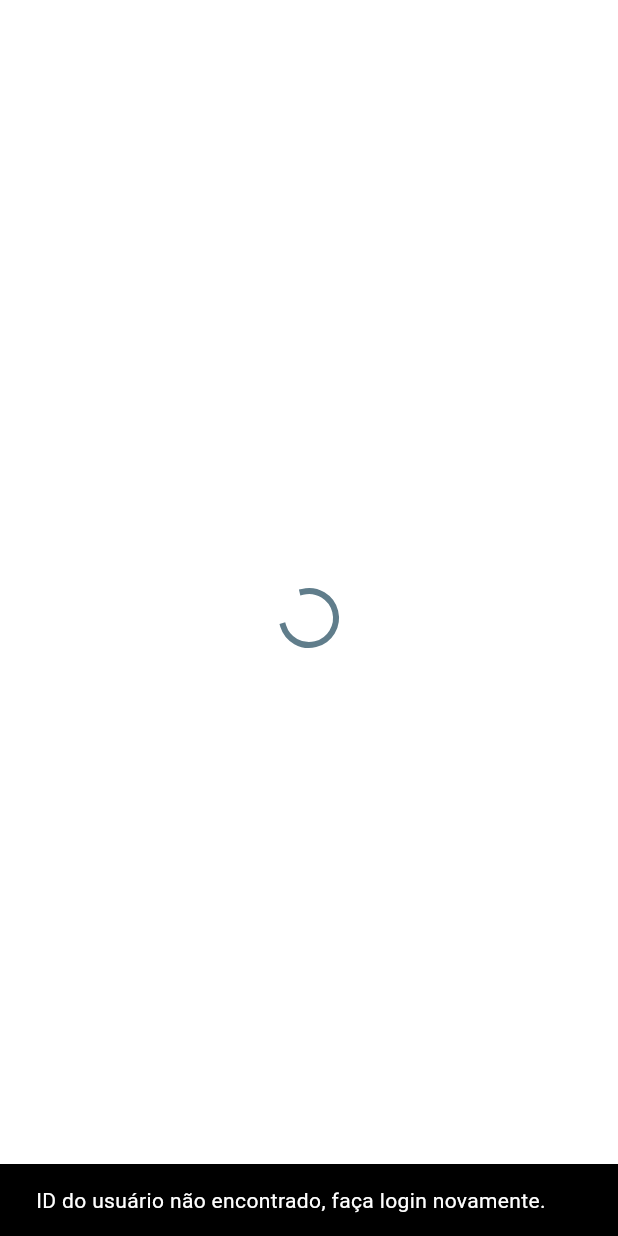
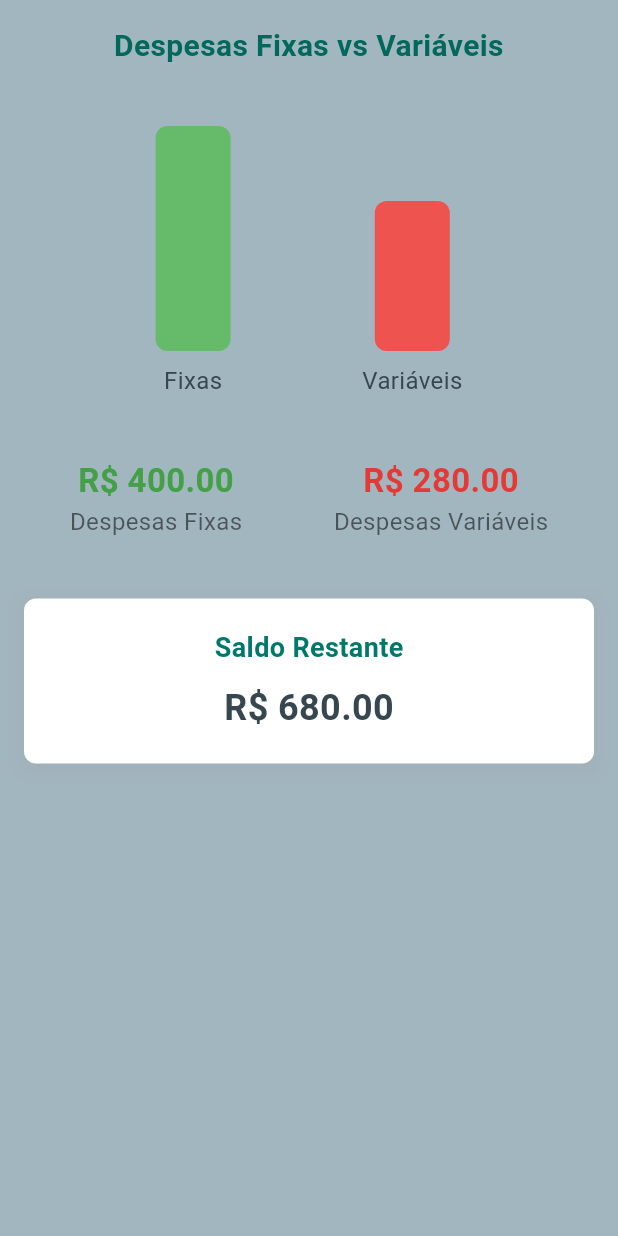
Before and after one commit to tamirisveras/manager-all, a Flutter app: the DashboardPage screen opened directly, on a phone screen of 412 x 824 dp. Run offline on Flutter 3.47's test engine with Material 3 defaults, Android fonts, the phone set to English and light mode, and no system bars; our stand-ins replace shared_preferences; accounts and stored records are empty.

Commit message:
style code

```diff
--- a/mobile/lib/src/pages/dashboard.dart
+++ b/mobile/lib/src/pages/dashboard.dart
@@ -1,8 +1,4 @@
-import 'dart:convert';
 import 'package:flutter/material.dart';
-import 'package:fl_chart/fl_chart.dart';
-import 'package:http/http.dart' as http;
-import 'package:shared_preferences/shared_preferences.dart';
 
 class DashboardPage extends StatefulWidget {
   @override
@@ -10,198 +6,159 @@ class DashboardPage extends StatefulWidget {
 }
 
 class _DashboardPageState extends State<DashboardPage> {
-  bool _isLoading = true;
-  double receitas = 0.0;
-  double despesas = 0.0;
-  String selectedMonth = "Julho";
-  int? _userId;
-
-  @override
-  void initState() {
-    super.initState();
-    _loadUserId();
-  }
-
-  Future<void> _loadUserId() async {
-    SharedPreferences prefs = await SharedPreferences.getInstance();
-    int? userId = prefs.getInt('user_id');
-    if (userId != null) {
-      setState(() {
-        _userId = userId;
-      });
-      _fetchExpensesData(userId);
-    } else {
-      ScaffoldMessenger.of(context).showSnackBar(
-        const SnackBar(content: Text('ID do usuário não encontrado, faça login novamente.')),
-      );
-    }
-  }
-
-  Future<void> _fetchExpensesData(int userId) async {
-    SharedPreferences prefs = await SharedPreferences.getInstance();
-    String? token = prefs.getString('token');
-    if (token != null) {
-      final url = Uri.parse('http://10.0.2.2:8000/transactions/record-fixed-variable-expenses/$userId/');
-      try {
-        final response = await http.get(
-          url,
-          headers: {
-            'Content-Type': 'application/json',
-            'Authorization': 'Token $token',
-          },
-        );
-
-        if (response.statusCode == 200) {
-          final data = json.decode(response.body);
-          setState(() {
-            receitas = data['receitas'] ?? 0.0;
-            despesas = data['despesas'] ?? 0.0;
-            _isLoading = false;
-          });
-        } else {
-          setState(() {
-            _isLoading = false;
-          });
-          ScaffoldMessenger.of(context).showSnackBar(
-            SnackBar(content: Text('Erro ao carregar dados: ${response.body}')),
-          );
-        }
-      } catch (e) {
-        setState(() {
-          _isLoading = false;
-        });
-        ScaffoldMessenger.of(context).showSnackBar(
-          SnackBar(content: Text('Erro de rede: $e')),
-        );
-      }
-    } else {
-      ScaffoldMessenger.of(context).showSnackBar(
-        const SnackBar(content: Text('Token não encontrado, faça login novamente.')),
-      );
-    }
-  }
+  // Valores fixos para despesas (substitua pelos valores da API, se necessário)
+  final double fixedExpenses = 400.0;
+  final double variableExpenses = 280.0;
 
   @override
   Widget build(BuildContext context) {
     return Scaffold(
-      body: _isLoading
-          ? const Center(child: CircularProgressIndicator())
-          : Padding(
+      backgroundColor: Color.fromARGB(255, 162, 182, 192),
+      body: SingleChildScrollView(  // Adicionando rolagem para evitar overflow
         padding: const EdgeInsets.all(16.0),
         child: Column(
           crossAxisAlignment: CrossAxisAlignment.stretch,
           children: [
-                  Row(
-                    mainAxisAlignment: MainAxisAlignment.spaceBetween,
+            Text(
+              'Despesas Fixas vs Variáveis',
+              style: TextStyle(
+                fontSize: 20,
+                fontWeight: FontWeight.bold,
+                color: Colors.teal[800],
+              ),
+              textAlign: TextAlign.center,
+            ),
+            SizedBox(height: 20.0),
+
+            // Gráfico de Barras Fixo
+            Container(
+              height: 200.0,
+              child: Row(
+                mainAxisAlignment: MainAxisAlignment.spaceEvenly,
                 children: [
-                      CircleAvatar(
-                        radius: 30.0,
-                        backgroundColor: Colors.teal,
-                        child: Icon(Icons.person, size: 30.0, color: Colors.white),
+                  // Barra para Despesas Fixas
+                  Column(
+                    mainAxisAlignment: MainAxisAlignment.end,
+                    children: [
+                      Container(
+                        width: 50,
+                        height: 150, // Altura fixa
+                        decoration: BoxDecoration(
+                          color: Colors.green[400],
+                          borderRadius: BorderRadius.circular(8),
                         ),
+                      ),
+                      SizedBox(height: 8),
+                      Text('Fixas', style: TextStyle(fontSize: 16)),
+                    ],
+                  ),
+                  // Barra para Despesas Variáveis
                   Column(
-                        crossAxisAlignment: CrossAxisAlignment.start,
+                    mainAxisAlignment: MainAxisAlignment.end,
                     children: [
-                          Text('Fulano', style: TextStyle(fontSize: 18.0)),
-                          DropdownButton<String>(
-                            value: selectedMonth,
-                            items: <String>['Janeiro', 'Fevereiro', 'Março', 'Abril', 'Maio', 'Junho', 'Julho', 'Agosto', 'Setembro', 'Outubro', 'Novembro', 'Dezembro']
-                                .map((String month) {
-                              return DropdownMenuItem<String>(
-                                value: month,
-                                child: Text(month),
-                              );
-                            }).toList(),
-                            onChanged: (String? newValue) {
-                              setState(() {
-                                selectedMonth = newValue!;
-                                // Recarregar os dados para o mês selecionado
-                              });
-                            },
+                      Container(
+                        width: 50,
+                        height: 100, // Altura fixa
+                        decoration: BoxDecoration(
+                          color: Colors.red[400],
+                          borderRadius: BorderRadius.circular(8),
                         ),
+                      ),
+                      SizedBox(height: 8),
+                      Text('Variáveis', style: TextStyle(fontSize: 16)),
                     ],
                   ),
                 ],
               ),
-                  const SizedBox(height: 20.0),
-                  Expanded(
-                    child: BarChart(
-                      BarChartData(
-                        alignment: BarChartAlignment.spaceEvenly,
-                        maxY: _calculateMaxY(),
-                        barGroups: _buildBarGroups(),
-                        titlesData: FlTitlesData(
-                          leftTitles: AxisTitles(sideTitles: SideTitles(showTitles: true)),
-                          bottomTitles: AxisTitles(
-                            sideTitles: SideTitles(showTitles: false),
             ),
-                        ),
-                      ),
-                    ),
-                  ),
-                  const SizedBox(height: 20.0),
+            SizedBox(height: 40.0),
+
+            // Exibição dos valores das despesas
             Row(
               mainAxisAlignment: MainAxisAlignment.spaceAround,
               children: [
                 Column(
                   children: [
                     Text(
-                            receitas.toStringAsFixed(2),
-                            style: TextStyle(fontSize: 18.0, color: Colors.green, fontWeight: FontWeight.bold),
+                      'R\$ ${fixedExpenses.toStringAsFixed(2)}',
+                      style: TextStyle(
+                        fontSize: 22.0,
+                        fontWeight: FontWeight.bold,
+                        color: Colors.green[600],
+                      ),
                     ),
                     Text(
-                            'Receitas',
-                            style: TextStyle(fontSize: 16.0, color: Colors.black54),
+                      'Despesas Fixas',
+                      style: TextStyle(
+                        fontSize: 16.0,
+                        color: Colors.black54,
+                      ),
                     ),
                   ],
                 ),
                 Column(
                   children: [
                     Text(
-                            despesas.toStringAsFixed(2),
-                            style: TextStyle(fontSize: 18.0, color: Colors.red, fontWeight: FontWeight.bold),
+                      'R\$ ${variableExpenses.toStringAsFixed(2)}',
+                      style: TextStyle(
+                        fontSize: 22.0,
+                        fontWeight: FontWeight.bold,
+                        color: Colors.red[600],
+                      ),
                     ),
                     Text(
-                            'Despesas',
-                            style: TextStyle(fontSize: 16.0, color: Colors.black54),
+                      'Despesas Variáveis',
+                      style: TextStyle(
+                        fontSize: 16.0,
+                        color: Colors.black54,
+                      ),
                     ),
                   ],
                 ),
               ],
             ),
-                  const SizedBox(height: 20.0),
+            SizedBox(height: 40.0),
+
+            // Saldo total (exemplo)
+            Container(
+              padding: EdgeInsets.symmetric(vertical: 20.0, horizontal: 16.0),
+              decoration: BoxDecoration(
+                color: Colors.white,
+                borderRadius: BorderRadius.circular(8),
+                boxShadow: [
+                  BoxShadow(
+                    color: Colors.grey.withOpacity(0.2),
+                    spreadRadius: 5,
+                    blurRadius: 7,
+                    offset: Offset(0, 3),
+                  ),
+                ],
+              ),
+              child: Column(
+                children: [
                   Text(
-                    'Saldo: ${(receitas - despesas).toStringAsFixed(2)}',
-                    style: TextStyle(fontSize: 18.0, color: Colors.black54),
-                    textAlign: TextAlign.center,
+                    'Saldo Restante',
+                    style: TextStyle(
+                      fontSize: 18.0,
+                      color: Colors.teal[700],
+                      fontWeight: FontWeight.bold,
+                    ),
+                  ),
+                  SizedBox(height: 10.0),
+                  Text(
+                    'R\$ ${(fixedExpenses + variableExpenses).toStringAsFixed(2)}',
+                    style: TextStyle(
+                      fontSize: 24.0,
+                      fontWeight: FontWeight.bold,
+                      color: Colors.blueGrey[800],
+                    ),
+                  ),
+                ],
+              ),
             ),
           ],
         ),
       ),
     );
   }
-
-  double _calculateMaxY() {
-    return (receitas > despesas ? receitas : despesas) + 10;  // Ajusta a altura máxima do gráfico
 }
-
-  List<BarChartGroupData> _buildBarGroups() {
-    return [
-      BarChartGroupData(
-        x: 0,
-        barRods: [
-          BarChartRodData(
-            toY: receitas,
-            color: Colors.green,
-            width: 20,
-          ),
-          BarChartRodData(
-            toY: despesas,
-            color: Colors.red,
-            width: 20,
-          ),
-        ],
-      ),
-    ];
-  }
-}
--- a/mobile/lib/src/pages/groups/list_groups.dart
+++ b/mobile/lib/src/pages/groups/list_groups.dart
@@ -367,7 +367,7 @@ class _ListGroupsScreenState extends State<ListGroupsScreen> {
                           _showInviteUserDialog(); // Abre o pop-up para convidar usuário
                         },
                       ),
-                      Icon(Icons.arrow_forward_ios, color: Colors.teal),
+                      Icon(Icons.delete, color: Colors.red),
                     ],
                   ),
                   onTap: () {
--- a/mobile/lib/src/pages/login.dart
+++ b/mobile/lib/src/pages/login.dart
@@ -1,7 +1,8 @@
 import 'dart:convert';
 import 'package:flutter/material.dart';
 import 'package:http/http.dart' as http;
-import 'package:mobile/src/pages/register_user.dart';
+import 'package:mobile/src/pages/create_user.dart';
+import 'package:mobile/src/pages/register_transation.dart';
 import 'package:mobile/src/widget/menu_end.dart';
 import 'package:mobile/src/widget/recover_pasword.dart';
 import 'package:shared_preferences/shared_preferences.dart';
--- a/mobile/lib/src/widget/menu_end.dart
+++ b/mobile/lib/src/widget/menu_end.dart
@@ -3,7 +3,7 @@ import 'package:http/http.dart' as http;
 import 'package:mobile/src/pages/dashboard.dart';
 import 'package:mobile/src/pages/list_espenses_variable.dart';
 import 'package:mobile/src/pages/list_expenses.dart';
-import 'package:mobile/src/pages/register_user.dart';
+import 'package:mobile/src/pages/register_transation.dart';
 import 'package:shared_preferences/shared_preferences.dart';
 import 'package:mobile/src/pages/login.dart';
 import 'package:mobile/src/widget/menu.dart';
@@ -21,7 +21,7 @@ class _HomeScreenState extends State<HomeScreen> {
     DashboardPage(),
     FixedExpensesPage(),
     VariableExpensesPage(),
-    RegisterUserScreen(),
+    RegisterTransactionScreen(),
   ];
 
   void _onItemTapped(int index) {
--- a/mobile/lib/src/widget/recover_pasword.dart
+++ b/mobile/lib/src/widget/recover_pasword.dart
@@ -24,7 +24,7 @@ class RecoverPasswordScreen extends StatelessWidget {
           Navigator.pop(context);
         } else {
           ScaffoldMessenger.of(context).showSnackBar(
-            SnackBar(content: Text('Erro ao enviar o email de recuperação: ${response.body}')),
+            SnackBar(content: Text('Erro ao enviar o email de recuperação: ${response.statusCode} - ${response.body}')),
           );
         }
       } catch (e) {
```
Also changed, not shown: mobile/lib/src/pages/create_user.dart (added, +168 -0 lines), mobile/lib/src/pages/list_espenses_variable.dart (+56 -1 lines), mobile/lib/src/pages/list_expenses.dart (+56 -1 lines), mobile/lib/src/pages/register_transation.dart (renamed from mobile/lib/src/pages/register_user.dart, +10 -9 lines). Lines whose indentation alone changed are shown as unchanged.
